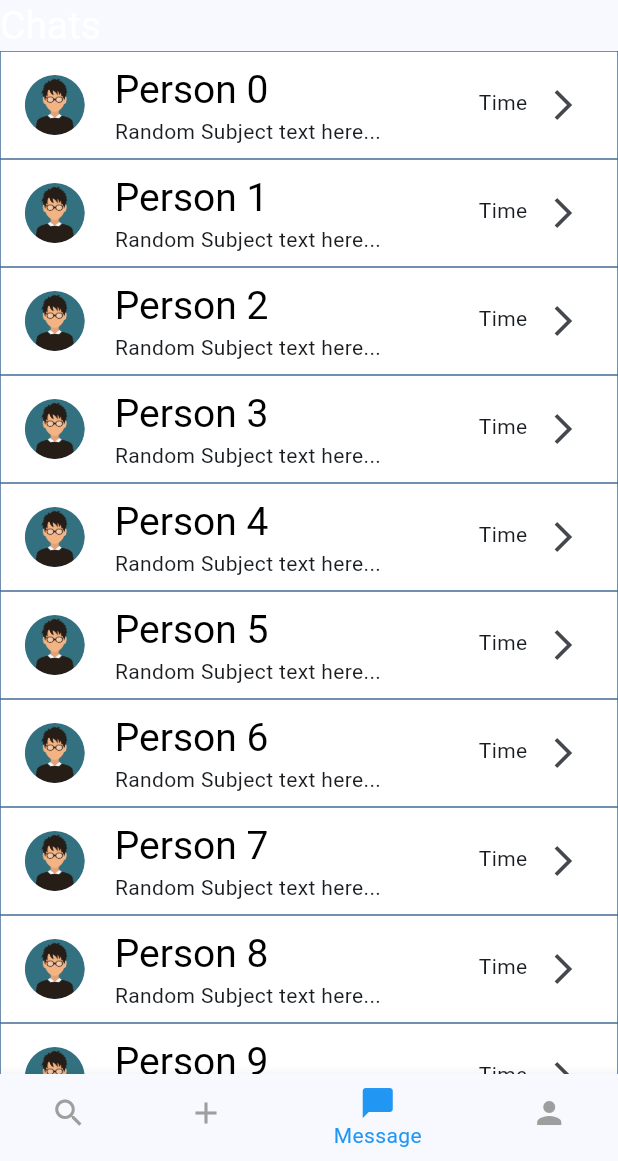
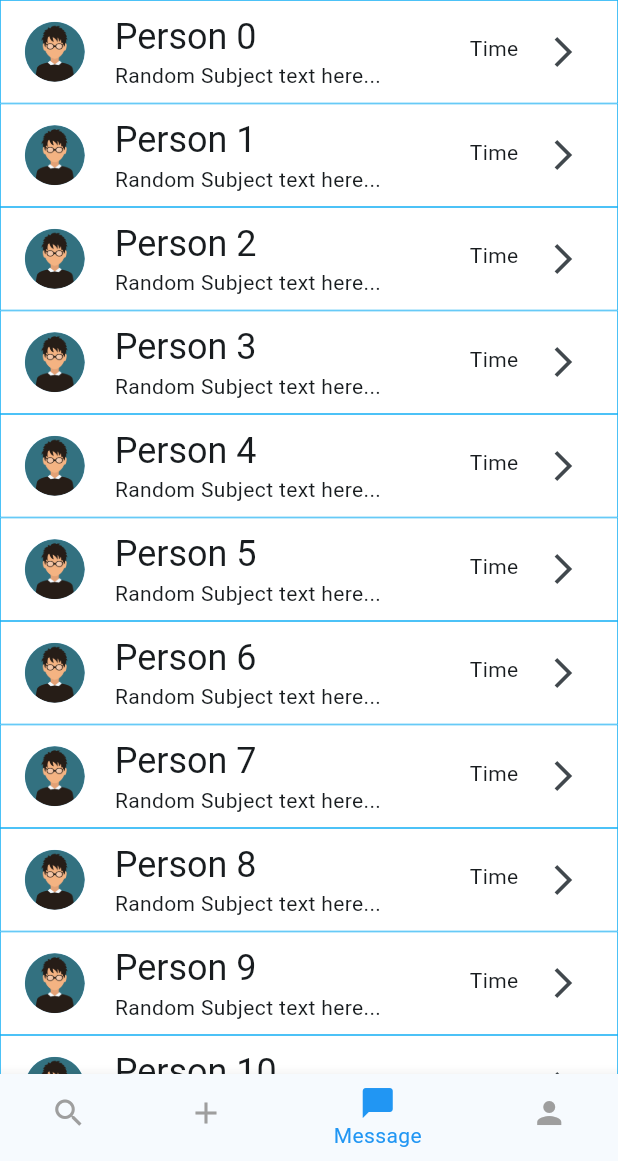
Before and after one commit to Fiversity-1/StyleSwap, a Flutter app: the Message screen opened by its route, on a phone screen of 412 x 824 dp, the part 75-1236 px from its top. Run offline on Flutter 3.47's test engine with Material 3 defaults, Android fonts, the phone set to English and light mode, and no system bars; our stand-ins replace flutter_card_swiper, flutter_hooks, im_stepper, image_picker, lottie; missing offline and left inert: tutorial_coach_mark.

Commit message:
Major colour changes, made additional widgets responsive based on web/phone

```diff
--- a/lib/features/messaging/messageinbox.dart
+++ b/lib/features/messaging/messageinbox.dart
@@ -20,15 +20,6 @@ class Message extends StatelessWidget {
       body: Column(
         mainAxisAlignment: MainAxisAlignment.start,
         children: [
-          Row(
-            children: [
-              Text(
-                'Chats',
-                style: Theme.of(context).textTheme.headlineMedium,
-                textAlign: TextAlign.left,
-              ),
-            ],
-          ),
           Expanded(
             child: ListView(
               children: List.generate(
@@ -54,7 +45,7 @@ class Message extends StatelessWidget {
                     backgroundImage: AssetImage('lib/images/person.png'),
                   ),
                   trailing: Wrap(
-                    spacing: 12, // space between two icons
+                    spacing: 18, // space between two icons
                     children: [
                       Text('Time',
                           style: Theme.of(context).textTheme.bodyMedium),
--- a/lib/features/profile/presentation/profile.dart
+++ b/lib/features/profile/presentation/profile.dart
@@ -2,6 +2,7 @@
 import 'package:clothing_swap/widgets/custom_bottom_nav_bar.dart';
 import 'package:clothing_swap/widgets/custom_top_app_bar.dart';
 import 'package:flutter/material.dart';
+import 'package:flutter/foundation.dart' show kIsWeb;
 
 class Profile extends StatelessWidget {
   const Profile({super.key, required this.title});
--- a/lib/features/signup/presentation/login.dart
+++ b/lib/features/signup/presentation/login.dart
@@ -1,5 +1,6 @@
 // signup.dart
 import 'package:flutter/material.dart';
+import 'package:flutter/foundation.dart' show kIsWeb;
 
 class Login extends StatefulWidget {
   const Login({super.key, required this.title});
@@ -47,7 +48,7 @@ class _LoginState extends State<Login> {
                 padding: const EdgeInsets.only(top: (20.0), bottom: (8.5)),
                 child: SizedBox(
                   height: height * 0.085,
-                  width: width * 0.875,
+                  width: kIsWeb ? width * 0.35 : width * 0.875,
                   child: TextField(
                     controller: _submitCreds,
                     decoration: InputDecoration(
@@ -56,7 +57,6 @@ class _LoginState extends State<Login> {
                       ),
                       hintText: 'Username',
                       filled: true,
-                      fillColor: Colors.white,
                       suffix: IconButton(
                         icon: const Icon(Icons.clear),
                         onPressed: () {
@@ -69,7 +69,7 @@ class _LoginState extends State<Login> {
               ),
               SizedBox(
                 height: height * 0.085,
-                width: width * 0.875,
+                width: kIsWeb ? width * 0.35 : width * 0.875,
                 child: TextField(
                   controller: _submitCreds,
                   decoration: InputDecoration(
@@ -78,7 +78,6 @@ class _LoginState extends State<Login> {
                     ),
                     hintText: 'Password',
                     filled: true,
-                    fillColor: Colors.white,
                     suffix: IconButton(
                       icon: const Icon(Icons.clear),
                       onPressed: () {
@@ -91,7 +90,7 @@ class _LoginState extends State<Login> {
               Padding(
                 padding: const EdgeInsets.only(top: (15.0)),
                 child: SizedBox(
-                  width: width * 0.45,
+                  width: kIsWeb ? width * 0.2 : width * 0.45,
                   child: ElevatedButton(
                     onPressed: () {
                       Navigator.pushNamed(context, '/profile');
--- a/lib/features/signup/presentation/startpage.dart
+++ b/lib/features/signup/presentation/startpage.dart
@@ -1,5 +1,6 @@
 // startpage.dart
 import 'package:flutter/material.dart';
+import 'package:flutter/foundation.dart' show kIsWeb;
 
 class StartPage extends StatelessWidget {
   const StartPage({super.key, required this.title});
@@ -45,7 +46,7 @@ class StartPage extends StatelessWidget {
                         child: Text(
                           'Trade Clothes Online',
                           textAlign: TextAlign.center,
-                          style: Theme.of(context).textTheme.bodySmall,
+                          style: Theme.of(context).textTheme.bodyLarge,
                         ),
                       ),
                       Padding(
@@ -56,7 +57,7 @@ class StartPage extends StatelessWidget {
                               Padding(
                                   padding: const EdgeInsets.only(right: (30.0)),
                                   child: SizedBox(
-                                    width: width * 0.35,
+                                    width: kIsWeb ? width * 0.175 : width * 0.3,
                                     height: height * 0.07,
                                     child: ElevatedButton(
                                       onPressed: () {
@@ -67,7 +68,7 @@ class StartPage extends StatelessWidget {
                                     ),
                                   )),
                               SizedBox(
-                                width: width * 0.35,
+                                width: kIsWeb ? width * 0.175 : width * 0.35,
                                 height: height * 0.07,
                                 child: ElevatedButton(
                                   onPressed: () {
--- a/lib/main.dart
+++ b/lib/main.dart
@@ -18,36 +18,36 @@ void main() {
 }
 
 ThemeData lightTheme = ThemeData(
-    colorScheme: ColorScheme.fromSeed(seedColor: Colors.blue),
+  colorScheme: ColorScheme.fromSeed(seedColor: Colors.lightBlueAccent),
   brightness: Brightness.light,
   useMaterial3: true,
-    textTheme: const TextTheme(
-      headlineLarge: TextStyle(
-        fontSize: 42,
-        color: Colors.white,
-      ),
-      headlineMedium: TextStyle(
-        fontSize: 26,
-        color: Colors.white,
-      ),
-      headlineSmall: TextStyle(
-        fontSize: 26,
-        color: Colors.black,
-      ),
-      bodySmall: TextStyle(
-        fontSize: 22,
-        color: Colors.white,
-      ),
-    ),
+  primaryColor: Colors.lightBlue,
+  scaffoldBackgroundColor: Colors.grey[300],
+  // scaffoldBackgroundColor: Colors.lightBlue,
+  // textTheme: const TextTheme(
+  //   headlineLarge: TextStyle(
+  //     fontSize: 42,
+  //     color: Colors.white,
+  //   ),
+  //   headlineMedium: TextStyle(
+  //     fontSize: 26,
+  //     color: Colors.white,
+  //   ),
+  //   headlineSmall: TextStyle(
+  //     fontSize: 26,
+  //     color: Colors.black,
+  //   ),
+  //   bodySmall: TextStyle(
+  //     fontSize: 22,
+  //     color: Colors.white,
+  //   ),
+  // ),
   appBarTheme: const AppBarTheme(
     color: Colors.blue,
     iconTheme: IconThemeData(color: Colors.white),
   ),
   elevatedButtonTheme: ElevatedButtonThemeData(
     style: ElevatedButton.styleFrom(
-        textStyle: const TextStyle(color: Colors.white),
-        backgroundColor: Colors.green,
-        foregroundColor: Colors.white,
       shape: RoundedRectangleBorder(
         borderRadius: BorderRadius.circular(20),
       ),
@@ -57,53 +57,26 @@ ThemeData lightTheme = ThemeData(
       selectedItemColor: Colors.blue,
       unselectedItemColor: Colors.grey,
       backgroundColor: Colors.white),
-    dialogBackgroundColor: Colors.lightBlue,
-    inputDecorationTheme: const InputDecorationTheme(
-        fillColor: Colors.white,
-        enabledBorder:
-            OutlineInputBorder(borderSide: BorderSide(color: Colors.blue))),
+  // dialogBackgroundColor: Colors.lightBlue,
+  // inputDecorationTheme: const InputDecorationTheme(
+  //     fillColor: Colors.white,
+  //     enabledBorder:
+  //         OutlineInputBorder(borderSide: BorderSide(color: Colors.blue))),
+  hoverColor: Colors.lightBlueAccent,
   listTileTheme: const ListTileThemeData(
       tileColor: Colors.white,
-        selectedTileColor: Colors.green,
+      selectedTileColor: Colors.lightBlue,
       selectedColor: Colors.white),
-    iconTheme: const IconThemeData(color: Colors.black));
+  // iconTheme: const IconThemeData(color: Colors.black)
+);
 
 ThemeData darkTheme = ThemeData(
-  colorScheme: ColorScheme.fromSeed(seedColor: Colors.purple),
+  colorScheme: ColorScheme.fromSeed(seedColor: Colors.deepPurple),
   brightness: Brightness.light,
   useMaterial3: true,
-  textTheme: const TextTheme(
-    headlineLarge: TextStyle(
-      fontSize: 42,
-      color: Colors.white,
-    ),
-    headlineMedium: TextStyle(
-      fontSize: 26,
-      color: Colors.white,
-    ),
-    headlineSmall: TextStyle(
-      fontSize: 26,
-      color: Colors.black,
-    ),
-    bodySmall: TextStyle(
-      fontSize: 22,
-      color: Colors.white,
-    ),
-  ),
-  appBarTheme: const AppBarTheme(
-    color: Colors.blue,
-    iconTheme: IconThemeData(color: Colors.white),
-  ),
-  elevatedButtonTheme: ElevatedButtonThemeData(
-    style: ElevatedButton.styleFrom(
-      backgroundColor: Colors.green,
-      foregroundColor: Colors.white,
-      shape: RoundedRectangleBorder(
-        borderRadius: BorderRadius.circular(20),
-      ),
-    ),
-  ),
 );
+
+ThemeData accessibilityTheme = ThemeData();
 
 class MyApp extends StatelessWidget {
   const MyApp({super.key});
--- a/lib/widgets/custom_top_app_bar.dart
+++ b/lib/widgets/custom_top_app_bar.dart
@@ -13,7 +13,7 @@ class CustomTopAppBar extends StatelessWidget {
       ),
       leading: IconButton(
           onPressed: () {
-            Navigator.pushNamed(context, '/education');
+            Navigator.pushNamed(context, '/swipe');
           },
           icon: const Icon(Icons.recycling)),
       centerTitle: true,
```
Also changed, not shown: pubspec.yaml (line endings or trailing spaces), 5 other files. Lines whose indentation alone changed are shown as unchanged.
